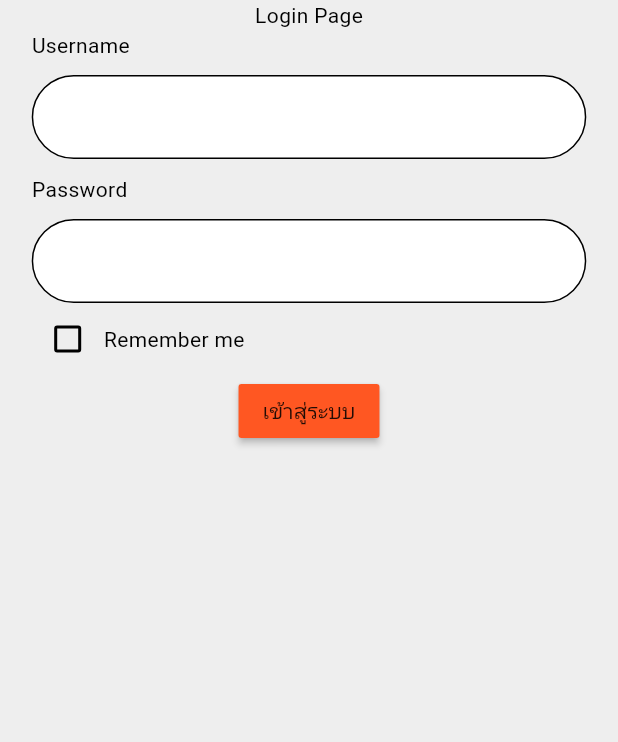
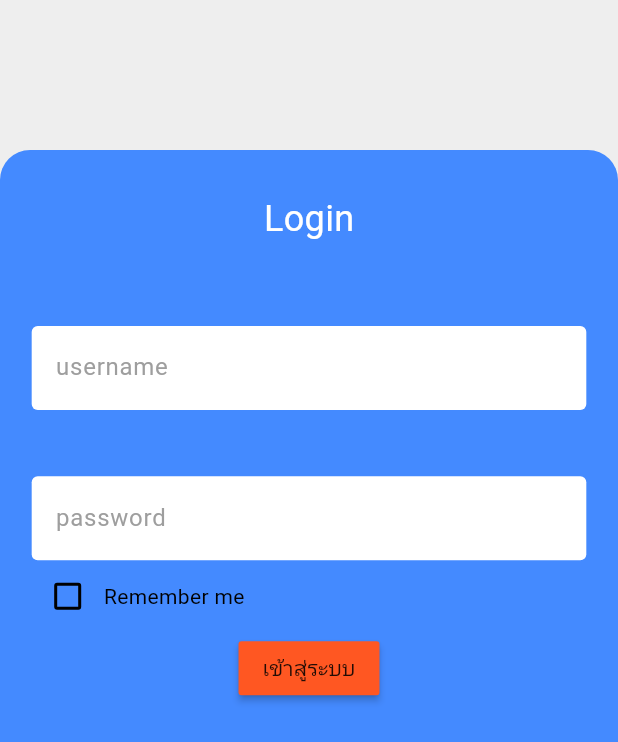
Before and after one commit to ThangkwaSuttayamuk/vulcan, a Flutter app: the screen it shows after launch, on a phone screen of 412 x 824 dp. Shown: the top 742 px of the screen. Run offline on Flutter 3.47's test engine with Material 3 defaults, Android fonts, the phone set to English and light mode, and no system bars; our stand-ins replace flutter_bloc, flutter_riverpod, flutter_screenutil, get_it, shared_preferences, shimmer and 1 more; missing offline and left inert: flutter_windowmanager; accounts and stored records are empty; generated files the repository leaves out were written again.

```diff
--- a/lib/src/app.dart
+++ b/lib/src/app.dart
@@ -19,6 +19,7 @@ import 'package:flutter_application_1/src/presentation/pages/setting_page.dart';
 import 'package:flutter_application_1/src/presentation/pages/home_page.dart';
 import 'package:flutter_application_1/src/presentation/pages/food_detail_page.dart';
 import 'package:flutter_application_1/src/presentation/pages/theme_page.dart';
+import 'package:flutter_application_1/src/presentation/transition/bottom_to_top.dart';
 import 'package:flutter_application_1/src/presentation/transition/fade.dart';
 import 'package:flutter_application_1/src/presentation/transition/slide_enter_right_to_left.dart';
 import 'package:flutter_gen/gen_l10n/app_localizations.dart';
--- a/lib/src/presentation/pages/loading_page.dart
+++ b/lib/src/presentation/pages/loading_page.dart
@@ -53,6 +53,7 @@ class _LoadingPageState extends ConsumerState<LoadingPage>
     _secondController.dispose();
     _thirdController.dispose();
     _forthController.dispose();
+    _fifthController.dispose();
 
     super.dispose();
   }
@@ -60,14 +61,27 @@ class _LoadingPageState extends ConsumerState<LoadingPage>
   @override
   Widget build(BuildContext context) {
     final user = ref.watch(userProvider);
-    if (user.loginStatus == UserStatus.login) {
-      return HomePage();
+    return Scaffold(
+      body: AnimatedSwitcher(
+        duration: const Duration(milliseconds: 500),
+        transitionBuilder: (Widget child, Animation<double> animation) {
+          final offsetAnimation = Tween<Offset>(
+            begin: const Offset(0, 1),
+            end: Offset.zero,
+          ).animate(animation);
+          return SlideTransition(position: offsetAnimation, child: child);
+        },
+        child: user.loginStatus == UserStatus.login
+            ? HomePage()
+            : user.loginStatus == UserStatus.notLogin
+            ? LoginPage()
+            : buildLoadingContent(context),
+      ),
+    );
   }
-    if (user.loginStatus == UserStatus.notLogin) {
-      return LoginPage();
-    }
-    return Scaffold(
-      body: Stack(
+
+  Widget buildLoadingContent(BuildContext context) {
+    return Stack(
       alignment: Alignment.bottomCenter,
       children: [
         Center(
@@ -75,12 +89,10 @@ class _LoadingPageState extends ConsumerState<LoadingPage>
               mainAxisAlignment: MainAxisAlignment.center,
               children: [
                 animatedBuilder(_controller, _slideAnimation, 'burger'),
-              animatedBuilder(
-                  _secondController, _secondSlideAnimation, 'pizza'),
+                animatedBuilder(_secondController, _secondSlideAnimation, 'pizza'),
                 animatedBuilder(_thirdController, _thirdSlideAnimation, 'bread'),
                 animatedBuilder(_forthController, _forthSlideAnimation, 'salad'),
-              animatedBuilder(
-                  _fifthController, _fifthSlideAnimation, 'fried_chicken'),
+                animatedBuilder(_fifthController, _fifthSlideAnimation, 'fried_chicken'),
               ],
             )),
         Padding(
@@ -93,7 +105,6 @@ class _LoadingPageState extends ConsumerState<LoadingPage>
           ),
         )
       ],
-      ),
     );
   }
 
--- a/lib/src/presentation/pages/login_page.dart
+++ b/lib/src/presentation/pages/login_page.dart
@@ -1,9 +1,7 @@
 import 'package:flutter/material.dart';
 import 'package:flutter_application_1/src/data/datasources/local/database_helper.dart';
-import 'package:flutter_application_1/src/presentation/controller/user/user_controller.dart';
 import 'package:flutter_application_1/src/presentation/controller/user/user_provider.dart';
 import 'package:flutter_application_1/src/presentation/controller/user/user_state.dart';
-import 'package:flutter_application_1/src/presentation/pages/home_page.dart';
 import 'package:flutter_riverpod/flutter_riverpod.dart';
 import 'package:flutter_screenutil/flutter_screenutil.dart';
 import 'package:shared_preferences/shared_preferences.dart';
@@ -41,32 +39,64 @@ class _LoginPageState extends ConsumerState<LoginPage> {
   Widget build(BuildContext context) {
     final user = ref.watch(userProvider);
     return Scaffold(
-      body: SafeArea(
+      // backgroundColor: Colors.blue.shade800,
+      body: Column(
+        children: [
+          Container(
+            height: 100,
+            // color: Colors.blue.shade800,
+          ),
+          Expanded(
+              child: Container(
+            decoration: BoxDecoration(
+                color: Colors.blueAccent.shade200,
+                borderRadius: BorderRadius.only(
+                    topLeft: Radius.circular(20),
+                    topRight: Radius.circular(20))),
             child: Padding(
-          padding: EdgeInsets.symmetric(horizontal: 20.w),
+              padding: EdgeInsets.only(left: 20.w, right: 20.w, top: 30.h),
               child: Column(
                 children: [
-              const Text("Login Page"),
+                  const Text(
+                    "Login",
+                    style: TextStyle(fontSize: 24, color: Colors.white),
+                  ),
+                  SizedBox(
+                    height: 20,
+                  ),
                   Row(
                     children: [
-                  const Text("Username "),
+                      // const Text("Username "),
                       username
-                      ? const Text(
+                          ? SizedBox(
+                              height: 25.h,
+                              child: const Text(
                                 "*required username",
                                 style: TextStyle(color: Colors.red),
-                        )
+                              ))
                           : user.status == UserStatus.failure
-                          ? const Text(
+                              ? SizedBox(
+                                  height: 25.h,
+                                  child: const Text(
                                     '*wrong username or password',
                                     style: TextStyle(color: Colors.red),
+                                  ))
+                              : SizedBox(
+                                  height: 25.h,
                                 )
-                          : const SizedBox()
                     ],
                   ),
                   const SizedBox(
                     height: 10,
                   ),
                   TextField(
+                    decoration: InputDecoration(
+                        focusedBorder:
+                            OutlineInputBorder(borderSide: BorderSide.none),
+                        hintText: "username",
+                        hintStyle: TextStyle(color: Colors.grey),
+                        border:
+                            OutlineInputBorder(borderSide: BorderSide.none)),
                     onChanged: (value) {
                       _usernameController.text = value;
                       username = false;
@@ -79,19 +109,30 @@ class _LoginPageState extends ConsumerState<LoginPage> {
                   ),
                   Row(
                     children: [
-                  const Text("Password "),
+                      // const Text("Password "),
                       password
-                      ? const Text(
+                          ? SizedBox(
+                              height: 25.h,
+                              child: const Text(
                                 "*required password",
                                 style: TextStyle(color: Colors.red),
+                              ))
+                          : SizedBox(
+                              height: 25.h,
                             )
-                      : const SizedBox()
                     ],
                   ),
                   const SizedBox(
                     height: 10,
                   ),
                   TextField(
+                    decoration: InputDecoration(
+                        focusedBorder:
+                        OutlineInputBorder(borderSide: BorderSide.none),
+                        hintText: "password",
+                        hintStyle: TextStyle(color: Colors.grey),
+                        border:
+                            OutlineInputBorder(borderSide: BorderSide.none)),
                     onChanged: (value) {
                       _passwordController.text = value;
                       password = false;
@@ -120,8 +161,10 @@ class _LoginPageState extends ConsumerState<LoginPage> {
                           loginData = await SharedPreferences.getInstance();
                           loginData.setBool('login', false);
                           loginData.setInt('id', user.user?.id ?? 0);
-                      loginData.setString('username', _usernameController.text);
-                      loginData.setString('password', _passwordController.text);
+                          loginData.setString(
+                              'username', _usernameController.text);
+                          loginData.setString(
+                              'password', _passwordController.text);
                           if (isRemember) {
                             loginData.setString(
                                 'username', _usernameController.text);
@@ -152,11 +195,11 @@ class _LoginPageState extends ConsumerState<LoginPage> {
                 ],
               ),
             ),
+          ))
+        ],
       ),
     );
   }
-
-
 
   void checkRemember() async {
     loginData = await SharedPreferences.getInstance();
--- a/lib/src/presentation/pages/setting_page.dart
+++ b/lib/src/presentation/pages/setting_page.dart
@@ -36,8 +36,6 @@ class _SettingPageState extends ConsumerState<SettingPage> {
 
   @override
   Widget build(BuildContext context) {
-    ref.watch(userProvider);
-
     return Scaffold(
         backgroundColor: Theme.of(context).scaffoldBackgroundColor,
         appBar: AppBar(
--- a/lib/src/presentation/widgets/footer/footer.dart
+++ b/lib/src/presentation/widgets/footer/footer.dart
@@ -2,6 +2,7 @@ import 'package:flutter/material.dart';
 import 'package:flutter_application_1/src/presentation/widgets/footer/footer_button.dart';
 import 'package:flutter_gen/gen_l10n/app_localizations.dart';
 import 'package:flutter_riverpod/flutter_riverpod.dart';
+import 'package:flutter_screenutil/flutter_screenutil.dart';
 
 class Footer extends ConsumerStatefulWidget {
   const Footer({
@@ -26,7 +27,7 @@ class _FooterState extends ConsumerState<Footer> {
   @override
   Widget build(BuildContext context) {
     return Container(
-      height: 80,
+      height: 80.h,
       decoration: BoxDecoration(
           color: Theme.of(context).colorScheme.secondary,
           boxShadow: const [
```
Also changed, not shown: lib/src/presentation/controller/food/food_controller.dart (+0 -14 lines), lib/src/presentation/pages/cart_page.dart (+18 -30 lines), lib/src/presentation/pages/food_detail_page.dart (+10 -6 lines), lib/src/presentation/pages/home_page.dart (+7 -6 lines), lib/src/presentation/pages/language_page.dart (+4 -17 lines), lib/src/presentation/transition/bottom_to_top.dart (added, +27 -0 lines), lib/src/presentation/widgets/button/add_to_cart_button.dart (+6 -5 lines), lib/src/presentation/widgets/button/favorite_button.dart (+4 -5 lines), lib/src/presentation/widgets/button/language_button.dart (added, +32 -0 lines), lib/src/presentation/widgets/list/cart_list.dart (added, +25 -0 lines), lib/src/presentation/widgets/list/search_list.dart (+7 -5 lines). Lines whose indentation alone changed are shown as unchanged.
